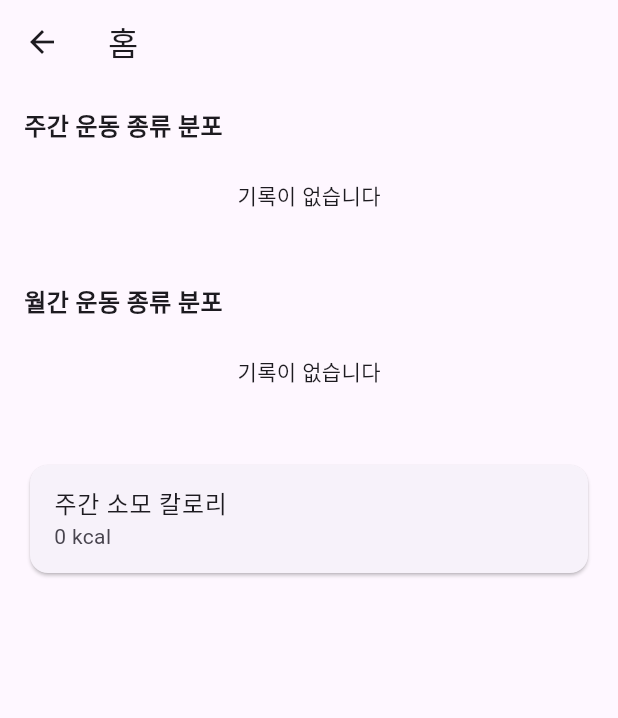
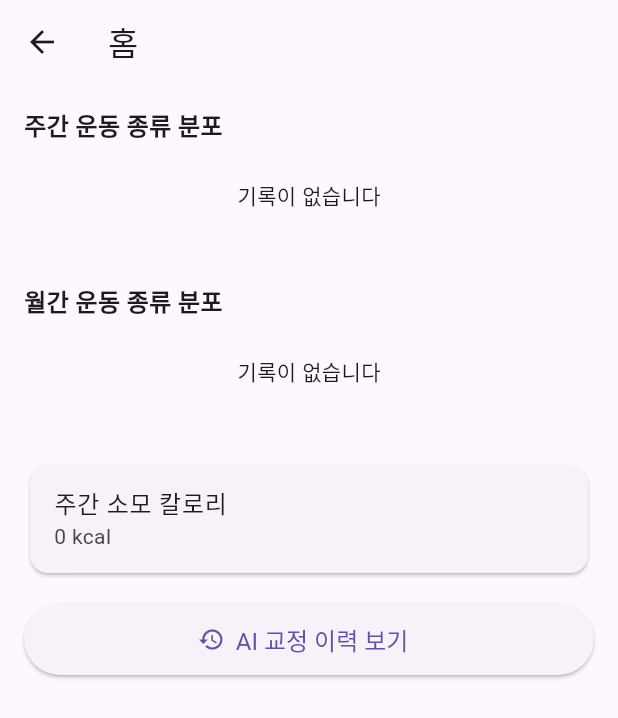
Before and after one commit to rudgns1033/exercise_analyzer, a Flutter app: the HomeTabScreen screen opened directly, on a phone screen of 412 x 824 dp. Shown: the top 718 px of the screen. Run offline on Flutter 3.47's test engine with Material 3 defaults, Android fonts, the phone set to English and light mode, and no system bars; our stand-ins replace fl_chart, image_picker, shared_preferences; missing offline and left inert: google_mlkit_pose_detection, video_thumbnail; accounts and stored records are empty.

Commit message:
영상 분석 결과 기록 화면 추가

```diff
--- a/lib/screens/home_tab_screen.dart
+++ b/lib/screens/home_tab_screen.dart
@@ -1,120 +1,140 @@
+// lib/screens/home_tab_screen.dart
+
+import 'dart:convert';
 import 'package:flutter/material.dart';
-import 'package:provider/provider.dart';
 import 'package:fl_chart/fl_chart.dart';
+import 'package:shared_preferences/shared_preferences.dart';
 
-import '../providers/plan_provider.dart';
-import '../providers/record_provider.dart';
-import '../models/plan.dart';
 import '../models/exercise_record.dart';
+import 'analysis_history_screen.dart';
 
-class HomeTabScreen extends StatelessWidget {
-  const HomeTabScreen({super.key});
+class HomeTabScreen extends StatefulWidget {
+  const HomeTabScreen({Key? key}) : super(key: key);
 
   @override
-  Widget build(BuildContext context) {
-    final planProv = context.watch<PlanProvider>();
-    final recProv  = context.watch<RecordProvider>();
-
-    final Plan? plan = planProv.plan;
-    final List<ExerciseRecord> allRecords = recProv.records;
-
-    // 오늘 기준으로 지난 7일치, 지난 30일치 필터링
-    final now = DateTime.now();
-    final weekAgo = now.subtract(const Duration(days: 7));
-    final monthAgo = now.subtract(const Duration(days: 30));
-
-    final weekRecords = allRecords.where((r) => r.date.isAfter(weekAgo)).toList();
-    final monthRecords = allRecords.where((r) => r.date.isAfter(monthAgo)).toList();
-
-    // 종류별 카운트 계산
-    Map<String, int> countByType(List<ExerciseRecord> list) {
-      final map = <String,int>{};
-      for (var r in list) {
-        map[r.exerciseType] = (map[r.exerciseType] ?? 0) + 1;
-      }
-      return map;
+  State<HomeTabScreen> createState() => _HomeTabScreenState();
 }
 
-    final weekCount = countByType(weekRecords);
-    final monthCount = countByType(monthRecords);
+class _HomeTabScreenState extends State<HomeTabScreen> {
+  List<ExerciseRecord> _records = [];
 
-    // 주간 칼로리 합계
-    final weekCalories = weekRecords.fold<int>(0, (sum, r) => sum + r.calories);
+  @override
+  void initState() {
+    super.initState();
+    _loadRecords();
+  }
 
-    Widget buildPie(Map<String,int> data) {
+  Future<void> _loadRecords() async {
+    final prefs = await SharedPreferences.getInstance();
+    final jsonList = prefs.getStringList('exercise_records') ?? [];
+    setState(() {
+      _records = jsonList
+          .map((s) => ExerciseRecord.fromJson(jsonDecode(s)))
+          .toList();
+    });
+  }
+
+  List<ExerciseRecord> _filterRecords(int days) {
+    final cutoff = DateTime.now().subtract(Duration(days: days));
+    return _records.where((r) => r.date.isAfter(cutoff)).toList();
+  }
+
+  Map<String, int> _countByType(List<ExerciseRecord> list) {
+    final m = <String,int>{};
+    for (var r in list) {
+      m[r.exerciseType] = (m[r.exerciseType] ?? 0) + 1;
+    }
+    return m;
+  }
+
+  Widget _buildPie(Map<String,int> data) {
+    if (data.isEmpty) {
+      return const Padding(
+        padding: EdgeInsets.symmetric(vertical: 24),
+        child: Center(child: Text('기록이 없습니다')),
+      );
+    }
     final sections = data.entries.map((e) {
       return PieChartSectionData(
         value: e.value.toDouble(),
         title: '${e.key}\n${e.value}',
+        radius: 50,
+        titleStyle: const TextStyle(fontSize: 12, fontWeight: FontWeight.bold),
+        showTitle: true,
       );
     }).toList();
+
     return SizedBox(
       height: 200,
       child: PieChart(PieChartData(
         sections: sections,
-          sectionsSpace: 2,
+        sectionsSpace: 4,
         centerSpaceRadius: 30,
       )),
     );
   }
 
+  @override
+  Widget build(BuildContext context) {
+    final weekRecords  = _filterRecords(7);
+    final monthRecords = _filterRecords(30);
+
+    final weekCount  = _countByType(weekRecords);
+    final monthCount = _countByType(monthRecords);
+
+    // 예시: 운동 1회당 50 kcal
+    final weekCalories = weekRecords.fold<int>(
+      0,
+          (sum, r) => sum + (r.reps * 50),
+    );
+
     return Scaffold(
       appBar: AppBar(title: const Text('홈')),
-      body: ListView(
+      body: RefreshIndicator(
+        onRefresh: _loadRecords,
+        child: ListView(
           padding: const EdgeInsets.all(16),
           children: [
-          // 1. 주간 운동 분포
-          const Text('주간 운동 종류 분포', style: TextStyle(fontSize: 16, fontWeight: FontWeight.bold)),
-          if (weekCount.isEmpty)
-            const Padding(
-              padding: EdgeInsets.symmetric(vertical: 24),
-              child: Center(child: Text('기록이 없습니다')),
-            )
-          else
-            buildPie(weekCount),
-
+            const Text(
+              '주간 운동 종류 분포',
+              style: TextStyle(fontSize: 16, fontWeight: FontWeight.bold),
+            ),
+            _buildPie(weekCount),
+            const SizedBox(height: 24),
+            const Text(
+              '월간 운동 종류 분포',
+              style: TextStyle(fontSize: 16, fontWeight: FontWeight.bold),
+            ),
+            _buildPie(monthCount),
             const SizedBox(height: 24),
 
-          // 2. 월간 운동 분포
-          const Text('월간 운동 종류 분포', style: TextStyle(fontSize: 16, fontWeight: FontWeight.bold)),
-          if (monthCount.isEmpty)
-            const Padding(
-              padding: EdgeInsets.symmetric(vertical: 24),
-              child: Center(child: Text('기록이 없습니다')),
-            )
-          else
-            buildPie(monthCount),
-
-          const SizedBox(height: 24),
-
-          // 3. 일일 목표 운동량
-          if (plan != null) ...[
-            Card(
-              child: ListTile(
-                title: const Text('일일 목표 운동량'),
-                subtitle: Text('${plan.dailyExerciseReps}회 / ${plan.dailyExerciseDuration}분'),
-              ),
-            ),
-            const SizedBox(height: 12),
-
-            // 4. 운동 목표 (주간 총 시간)
-            Card(
-              child: ListTile(
-                title: const Text('주간 총 운동 목표'),
-                subtitle: Text('${plan.weeklyExerciseDuration}분'),
-              ),
-            ),
-            const SizedBox(height: 12),
-          ],
-
-          // 5. 주간 소모 칼로리
+            // 주간 소모 칼로리 카드
             Card(
               child: ListTile(
                 title: const Text('주간 소모 칼로리'),
                 subtitle: Text('$weekCalories kcal'),
               ),
             ),
+
+            // ★ 여기서부터 AI 교정 이력 버튼 추가 ★
+            const SizedBox(height: 16),
+            ElevatedButton.icon(
+              onPressed: () {
+                Navigator.of(context).push(
+                  MaterialPageRoute(
+                    builder: (_) => const AnalysisHistoryScreen(),
+                  ),
+                );
+              },
+              icon: const Icon(Icons.history),
+              label: const Text('AI 교정 이력 보기'),
+              style: ElevatedButton.styleFrom(
+                minimumSize: const Size.fromHeight(48),
+                textStyle: const TextStyle(fontSize: 16),
+              ),
+            ),
           ],
+        ),
       ),
     );
   }
--- a/pubspec.yaml
+++ b/pubspec.yaml
@@ -40,7 +40,7 @@ dependencies:
   cupertino_icons: ^1.0.8
   google_mlkit_pose_detection: ^0.14.0
   google_mlkit_commons: ^0.11.0
-
+  shared_preferences: ^2.0.15
   path_provider: ^2.0.14
   get_thumbnail_video: ^0.7.3
   video_thumbnail: ^0.5.6
```
Also changed, not shown: lib/models/analysis_session.dart (added, +29 -0 lines), lib/screens/analysis_history_screen.dart (added, +78 -0 lines), lib/screens/record_screen.dart (+81 -59 lines), lib/screens/video_analysis_screen.dart (+21 -14 lines), lib/services/analysis_history_service.dart (added, +27 -0 lines), lib/services/shared_prefs_service.dart (added, +42 -0 lines), pubspec.lock, 1 other file. Lines whose indentation alone changed are shown as unchanged.
